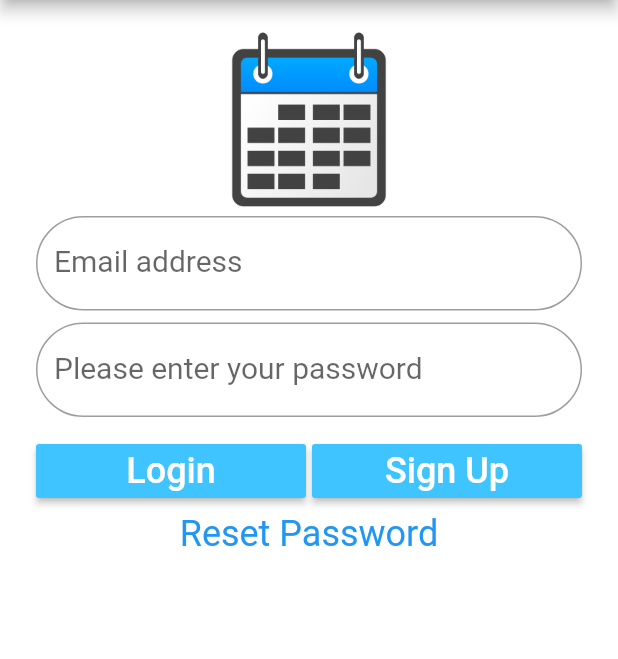
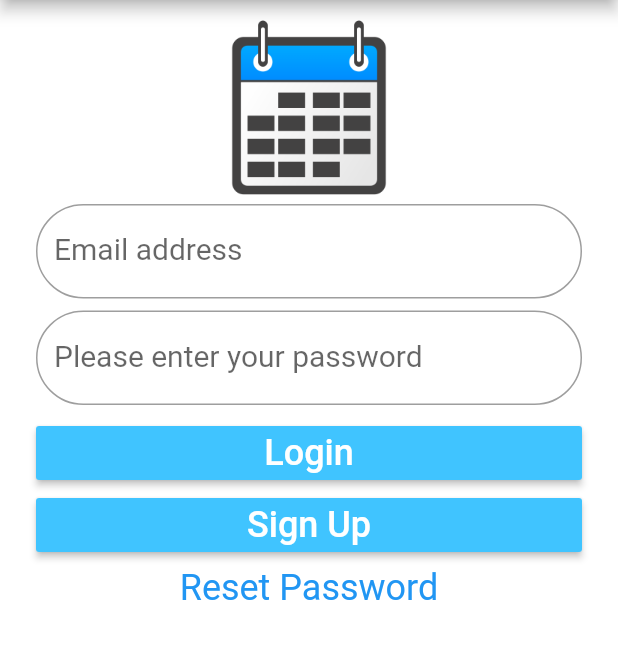
Before and after one commit to mattgraham1/FlutterCalendar, a Flutter app: the screen it shows after launch, after a tap on "Sign in with email", on a phone screen of 412 x 824 dp, the part 84-743 px from its top. Run offline on Flutter 3.47's test engine with Material 2 defaults, Android fonts, the phone set to English and light mode, and no system bars; our stand-ins replace cloud_firestore, cloud_functions, datetime_picker_formfield, firebase_auth, firebase_messaging, google_sign_in; missing offline and left inert: flutter_auth_buttons; accounts and stored records are empty.

Commit message:
adjust some sign in button alignments some.

```diff
--- a/lib/sign_in_vew.dart
+++ b/lib/sign_in_vew.dart
@@ -248,7 +248,7 @@ class _SignInPageState extends State<SignInPage> {
               crossAxisAlignment: CrossAxisAlignment.stretch,
               mainAxisAlignment: MainAxisAlignment.start,
               children: <Widget>[
-                SizedBox(height: 16.0),
+                SizedBox(height: 8.0),
                 loginImage,
                 new Form(
                   key: this._formKey,
@@ -265,14 +265,8 @@ class _SignInPageState extends State<SignInPage> {
                 Column(
                   crossAxisAlignment: CrossAxisAlignment.stretch,
                   children: <Widget>[
-                    SizedBox(height: 4.0),
-                    Row(
-                      children: <Widget>[
-                        Expanded(child: loginButton),
-                        SizedBox(width: 4.0),
-                        Expanded(child:signUpButton),
-                      ],
-                    ),
+                    loginButton,
+                    signUpButton,
                   ],
                 ),
                 SizedBox(height: 4.0),
--- a/lib/splash_screen.dart
+++ b/lib/splash_screen.dart
@@ -10,7 +10,6 @@ class SplashPage extends StatefulWidget {
 }
 
 class _SplashPageState extends State<SplashPage> {
-  bool _isLoading = false;
 
   void _navigateToCalendarView() {
     Navigator.of(context).pushNamedAndRemoveUntil(Constants.calendarRoute,
@@ -25,22 +24,10 @@ class _SplashPageState extends State<SplashPage> {
   Widget build(BuildContext context) {
     final signInWithGoogleButton = GoogleSignInButton(
       onPressed: () async {
-        setState(() {
-          _isLoading = true;
-        });
-
         AuthHelper authHelper = new AuthHelper();
 
         FirebaseUser user = await authHelper.signInWithGoogle().catchError((onError) {
-          // Clear spinner on error
-          setState(() {
-            _isLoading = false;
-          });
-        });
-
-        // Clear spinner
-        setState(() {
-          _isLoading = false;
+          // Handle errors if needed
         });
 
         if(user != null) {
@@ -51,31 +38,45 @@ class _SplashPageState extends State<SplashPage> {
       },
       darkMode: true);
 
-    final signInWithEmailButton = new Container(
-        child: MaterialButton(
+    final signInWithEmailButton = ButtonTheme(
+      height: 40.0,
+      padding: const EdgeInsets.all(0.0),
+      shape: RoundedRectangleBorder(
+        // Google doesn't specify a border radius, but this looks about right.
+        borderRadius: BorderRadius.circular(3.0),
+      ),
+      child: RaisedButton(
         onPressed: _navigateToSignInPage,
-          elevation: 4.0,
         color: Color(0xFF4285F4),
         child: Row(
-            mainAxisAlignment: MainAxisAlignment.center,
+          mainAxisSize: MainAxisSize.min,
           children: <Widget>[
-              Icon(Icons.email, color: Colors.white, size: 38),
-              SizedBox(width: 14.0,),
-              Text("Sign in with email",
-                  style: new TextStyle(fontSize: 18.0, color: Colors.white)),
+            Padding(padding: const EdgeInsets.all(1.0),
+              child: Container(
+                height: 38.0, // 40dp - 2*1dp border
+                width: 38.0, // matches above
+                decoration: BoxDecoration(
+                  borderRadius: BorderRadius.circular(3.0),
+                ),
+                child: Center(
+                  child: Icon(Icons.email, color: Colors.white, size: 38),
+                ),
+              ),
+            ),
+            SizedBox(width: 14.0 /* 24.0 - 10dp padding */),
+            Padding(
+              padding: const EdgeInsets.fromLTRB(0.0, 8.0, 8.0, 8.0),
+              child: Text('Sign in with email',
+                style: TextStyle(fontSize: 18.0, fontFamily: "Roboto", fontWeight: FontWeight.w500, color: Colors.white),
+              ),
+            ),
           ],
         ),
-        )
+      ),
     );
 
     final loginImage = new Image.asset('assets/calendar.png',
       height: 128.0,
-    );
-
-    final loadingSpinner = new Center(
-      heightFactor: null,
-      widthFactor: null,
-      child: new CircularProgressIndicator(),
     );
 
     return new Scaffold(
@@ -91,6 +92,7 @@ class _SplashPageState extends State<SplashPage> {
                 style: TextStyle(fontSize: 38, fontWeight: FontWeight.bold), textAlign: TextAlign.center)
               ),
               loginImage,
+              SizedBox(height: 8.0),
               signInWithGoogleButton,
               Center(child: Text("or")),
               SizedBox(height: 4.0),
```
Lines whose indentation alone changed are shown as unchanged.
